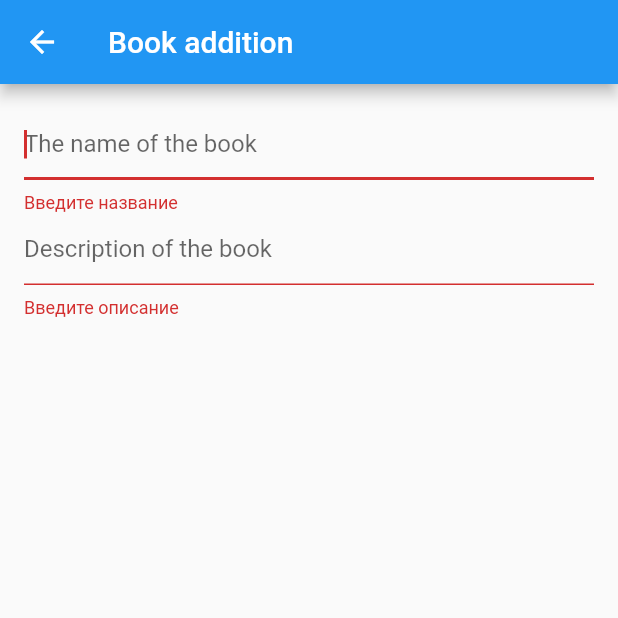
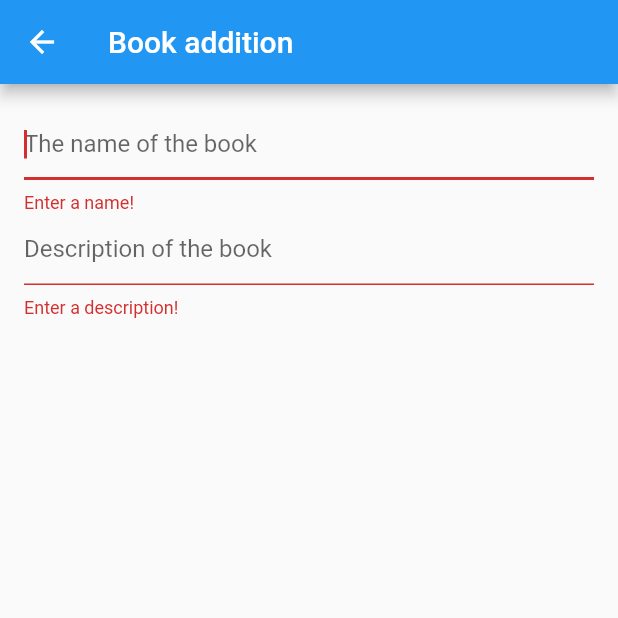
Before and after one commit to Uselesslav/library_test, a Flutter app: the BookAdditionPage screen opened directly, after a tap on the "add" icon, on a phone screen of 412 x 824 dp, the top half of it. Run offline on Flutter 3.47's test engine with Material 2 defaults, Android fonts, the phone set to English and light mode, and no system bars; our stand-ins replace flutter_bloc.

Commit message:
Использован английский язык

```diff
--- a/lib/book_addition/bloc.dart
+++ b/lib/book_addition/bloc.dart
@@ -32,7 +32,6 @@ class BookAdditionBloc extends Bloc<BookAdditionEvent, BookAdditionState> {
     }
   }
 
-  Future<void> _addBookToList(String name, String description) {
-    return _booksRepository.addBook(name, description);
-  }
+  Future<void> _addBookToList(String name, String description) =>
+      _booksRepository.addBook(name, description);
 }
--- a/lib/book_addition/page.dart
+++ b/lib/book_addition/page.dart
@@ -36,12 +36,12 @@ class _BookAdditionPageState extends State<BookAdditionPage> {
                 break;
               case BookAdditionInvalid:
                 if ((state as BookAdditionInvalid).bookNameIsNotValid) {
-                  _bookAdditionNameErrorText = 'Введите название';
+                  _bookAdditionNameErrorText = 'Enter a name!';
                 } else {
                   _bookAdditionNameErrorText = null;
                 }
                 if ((state as BookAdditionInvalid).bookDescriptionIsNotValid) {
-                  _bookAdditionDescriptionErrorText = 'Введите описание';
+                  _bookAdditionDescriptionErrorText = 'Enter a description!';
                 } else {
                   _bookAdditionDescriptionErrorText = null;
                 }
```
